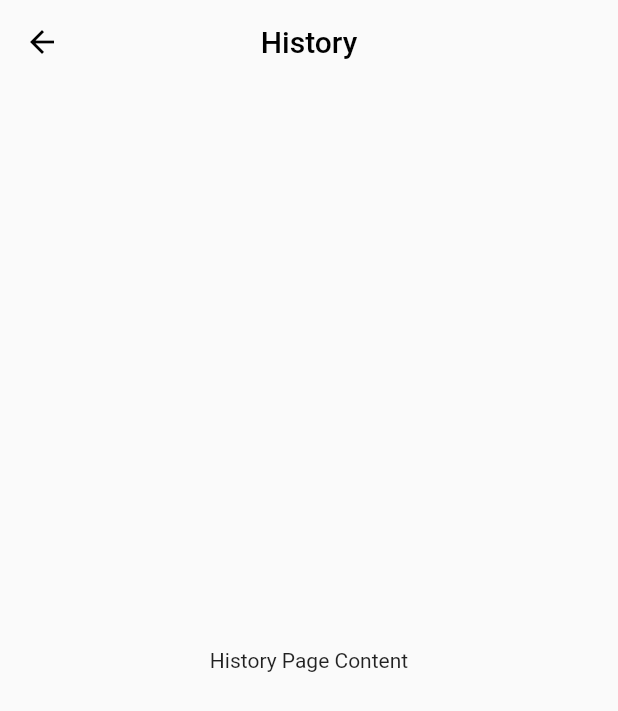
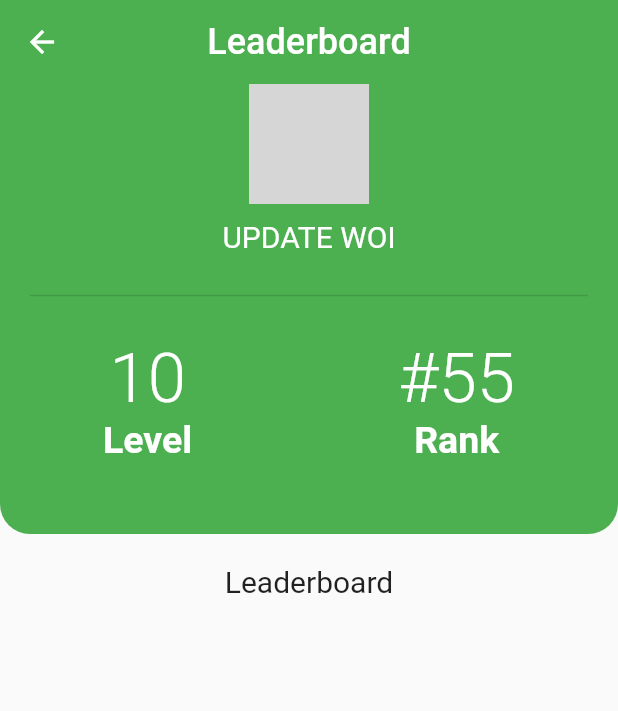
Before and after one commit to nazranyusri/Recycling-Mobile-Application, a Flutter app: the HomeScreenUser widget shown alone on an empty page, opened directly, after a tap on "test", on a phone screen of 412 x 824 dp. Shown: the top 711 px of the screen. Run offline on Flutter 3.47's test engine with Material 2 defaults, Android fonts, the light colour scheme and no system bars; our stand-ins replace cloud_firestore, firebase_auth, firebase_core; missing offline and left inert: stripe_payment; accounts and stored records are empty; statements that could not run were skipped; grey boxes are pictures that could not be loaded.

Commit message:
Major update and merging

```diff
--- a/lib/HistoryPage.dart
+++ b/lib/HistoryPage.dart
@@ -4,7 +4,6 @@ import 'package:recytrack/HomePage.dart';
 class HistoryPage extends StatelessWidget {
   @override
   Widget build(BuildContext context) {
-    print('Building HistoryPage widget');
     return Scaffold(
       appBar: AppBar(
         centerTitle: true,
@@ -20,7 +19,6 @@ class HistoryPage extends StatelessWidget {
             color: Colors.black,
           ),
           onPressed: () {
-            print('Navigating back to HomePageUser');
             Navigator.of(context).pushAndRemoveUntil(
               MaterialPageRoute(builder: (context) => HomePageUser()),
               (route) => false,
--- a/lib/HomePage.dart
+++ b/lib/HomePage.dart
@@ -9,6 +9,7 @@ import 'package:recytrack/WMSP/wmsp_inventory.dart';
 import 'package:recytrack/WMSP/wmsp_request.dart';
 import 'package:recytrack/LocationPage.dart';
 import 'package:recytrack/UserRequestPage.dart';
+import 'package:recytrack/leaderboard.dart';
 
 class RedirectPage extends StatefulWidget {
   RedirectPage({required this.userId});
@@ -251,7 +252,7 @@ class HomeScreenUser extends StatelessWidget {
                   // padding: const EdgeInsets.only(left: 5,right: 5, top: 5, bottom: 5),
                   child:
 
-                const Stack(
+                 Stack(
                     // alignment: Alignment.center,
                     fit: StackFit.expand,
                     children: [
@@ -303,7 +304,7 @@ class HomeScreenUser extends StatelessWidget {
                 onPressed: () {
                   Navigator.push(
                     context,
-                    MaterialPageRoute(builder: (context) => HistoryPage()),
+                    MaterialPageRoute(builder: (context) => LeaderboardPage()),
                   );
                 },child:
 
--- a/lib/ProfilePage.dart
+++ b/lib/ProfilePage.dart
@@ -62,8 +62,6 @@ class ProfilePage extends StatelessWidget {
 
                     final userData =
                         snapshot.data!.data() as Map<String, dynamic>;
-                    //               final fullName = userData['full_name'] as String?;
-                    // final username = userData['username'] as String?;
 
                     return Container(
                       width: 400,
--- a/lib/UserRequestPage.dart
+++ b/lib/UserRequestPage.dart
@@ -12,10 +12,16 @@ class _UserRequestPageState extends State<UserRequestPage> {
   List<Map<String, dynamic>> dataFromDatabase = [];
 
   @override
-  void initState() {
-    super.initState();
-    // fetchData();
+  Widget build(BuildContext context) {
+    // TODO: implement build
+    throw UnimplementedError();
   }
+
+  // @override
+  // void initState() {
+  //   super.initState();
+  //   fetchData();
+  // }
 
   // Future<void> fetchData() async {
   //   dbPickup db = dbPickup();
@@ -55,135 +61,135 @@ class _UserRequestPageState extends State<UserRequestPage> {
   //   );
   // }
 
-  @override
-  Widget build(BuildContext context) {
-    List<Map<String, dynamic>> pendingApprovalData = dataFromDatabase.where((data) => data['status'] == false).toList();
-    List<Map<String, dynamic>> approvedData = dataFromDatabase.where((data) => data['status'] == true).toList();
+  // @override
+  // Widget build(BuildContext context) {
+  //   List<Map<String, dynamic>> pendingApprovalData = dataFromDatabase.where((data) => data['status'] == false).toList();
+  //   List<Map<String, dynamic>> approvedData = dataFromDatabase.where((data) => data['status'] == true).toList();
 
-    return Scaffold(
-      appBar: AppBar(
-        centerTitle: true,
-        backgroundColor: Colors.transparent,
-        elevation: 0,
-        title: Text(
-          'Request Pickup',
-          style: TextStyle(color: Colors.black),
-        ),
-        leading: IconButton(
-          icon: Icon(
-            Icons.arrow_back,
-            color: Colors.black,
-          ),
-          onPressed: () {
-            Navigator.of(context).pushAndRemoveUntil(
-              MaterialPageRoute(builder: (context) => HomePageUser()),
-              (route) => false,
-            );
-          },
-        ),
-      ),
-      body: SingleChildScrollView(
-        // child: Center(
-        //   child: Column(
-        //     mainAxisAlignment: MainAxisAlignment.center,
-        //     children: [
-        //       Container(
-        //         padding: EdgeInsets.all(16),
+  //   return Scaffold(
+  //     appBar: AppBar(
+  //       centerTitle: true,
+  //       backgroundColor: Colors.transparent,
+  //       elevation: 0,
+  //       title: Text(
+  //         'Request Pickup',
+  //         style: TextStyle(color: Colors.black),
+  //       ),
+  //       leading: IconButton(
+  //         icon: Icon(
+  //           Icons.arrow_back,
+  //           color: Colors.black,
+  //         ),
+  //         onPressed: () {
+  //           Navigator.of(context).pushAndRemoveUntil(
+  //             MaterialPageRoute(builder: (context) => HomePageUser()),
+  //             (route) => false,
+  //           );
+  //         },
+  //       ),
+  //     ),
+  //     body: SingleChildScrollView(
+  //       child: Center(
   //         child: Column(
-        //           crossAxisAlignment: CrossAxisAlignment.start,
+  //           mainAxisAlignment: MainAxisAlignment.center,
   //           children: [
-        //             Text(
-        //               'Pending Approval',
-        //               style: TextStyle(fontSize: 18, fontWeight: FontWeight.bold),
-        //             ),
-        //             SizedBox(height: 8),
   //             Container(
-        //               child: pendingApprovalData.isNotEmpty
-        //                   ? Column(
-        //                       children: pendingApprovalData.map((data) {
-        //                         return Card(
-        //                           child: ListTile(
-        //                             title: Text(data['location'], style: TextStyle(fontWeight: FontWeight.bold)),
-        //                             subtitle: Column(
-        //                               crossAxisAlignment: CrossAxisAlignment.start,
-        //                               children: [
-        //                                 Text(data['date']),
-        //                                 Text(data['time']),
-        //                               ],
+  //               padding: EdgeInsets.all(16),
+  //               child: Column(
+  //                 crossAxisAlignment: CrossAxisAlignment.start,
+  //                 children: [
+  //                   Text(
+  //                     'Pending Approval',
+  //                     style: TextStyle(fontSize: 18, fontWeight: FontWeight.bold),
+  //                   ),
+  //                   SizedBox(height: 8),
+  //                   Container(
+  //                     child: pendingApprovalData.isNotEmpty
+  //       //                   ? Column(
+  //                             children: pendingApprovalData.map((data) {
+  //                               return Card(
+  //                                 child: ListTile(
+  //                                   title: Text(data['location'], style: TextStyle(fontWeight: FontWeight.bold)),
+  //                                   subtitle: Column(
+  //                                     crossAxisAlignment: CrossAxisAlignment.start,
+  //                                     children: [
+  //                                       Text(data['date']),
+  //                                       Text(data['time']),
+  //                                     ],
+  //                                   ),
+  //                                   trailing: IconButton(
+  //                                     icon: Icon(Icons.check),
+  //                                     onPressed: () {
+  //                                       showConfirmationDialog(data['id']);
+  //                                     },
+  //                                   ),
+  //                                 ),
+  //                               );
+  //                             }).toList(),
+  //                           )
+  //                         : Container(
+  //                             width: double.infinity,
+  //                             height: 80,
+  //                             padding: EdgeInsets.symmetric(horizontal: 16),
+  //                             alignment: Alignment.center,
+  //                             decoration: BoxDecoration(
+  //                               border: Border.all(color: Theme.of(context).dividerColor),
+  //                               borderRadius: BorderRadius.circular(8),
   //                             ),
-        //                             trailing: IconButton(
-        //                               icon: Icon(Icons.check),
-        //                               onPressed: () {
-        //                                 showConfirmationDialog(data['id']);
-        //                               },
+  //                             child: Text(
+  //                               'No pending approval',
+  //                               style: TextStyle(fontWeight: FontWeight.bold),
   //                             ),
   //                           ),
-        //                         );
-        //                       }).toList(),
-        //                     )
-        //                   : Container(
-        //                       width: double.infinity,
-        //                       height: 80,
-        //                       padding: EdgeInsets.symmetric(horizontal: 16),
-        //                       alignment: Alignment.center,
-        //                       decoration: BoxDecoration(
-        //                         border: Border.all(color: Theme.of(context).dividerColor),
-        //                         borderRadius: BorderRadius.circular(8),
-        //                       ),
-        //                       child: Text(
-        //                         'No pending approval',
-        //                         style: TextStyle(fontWeight: FontWeight.bold),
-        //                       ),
-        //                     ),
-        //             ),
-        //             SizedBox(height: 32),
-        //             Text(
-        //               'Approved Request',
-        //               style: TextStyle(fontSize: 18, fontWeight: FontWeight.bold),
-        //             ),
-        //             SizedBox(height: 8),
-        //             Container(
-        //               child: approvedData.isNotEmpty
-        //                   ? Column(
-        //                       children: approvedData.map((data) {
-        //                         int telno = data['telno'];
-        //                         return Card(
-        //                           child: ListTile(
-        //                             title: Text(data['location'], style: TextStyle(fontWeight: FontWeight.bold)),
-        //                             subtitle: Column(
-        //                               crossAxisAlignment: CrossAxisAlignment.start,
-        //                               children: [
-        //                                 Text(data['date']),
-        //                                 Text(data['time']),
-        //                               ],
+  //                   ),
+  //                   SizedBox(height: 32),
+  //                   Text(
+  //                     'Approved Request',
+  //                     style: TextStyle(fontSize: 18, fontWeight: FontWeight.bold),
+  //                   ),
+  //                   SizedBox(height: 8),
+  //                   Container(
+  //                     child: approvedData.isNotEmpty
+  //       //                   ? Column(
+  //                             children: approvedData.map((data) {
+  //                               int telno = data['telno'];
+  //                               return Card(
+  //                                 child: ListTile(
+  //                                   title: Text(data['location'], style: TextStyle(fontWeight: FontWeight.bold)),
+  //                                   subtitle: Column(
+  //                                     crossAxisAlignment: CrossAxisAlignment.start,
+  //                                     children: [
+  //                                       Text(data['date']),
+  //                                       Text(data['time']),
+  //                                     ],
+  //                                   ),
+  //                                   trailing: Text('0$telno'),
+  //                                 ),
+  //                               );
+  //                             }).toList(),
+  //                           )
+  //                         : Container(
+  //                             width: double.infinity,
+  //                             height: 80,
+  //                             padding: EdgeInsets.symmetric(horizontal: 16),
+  //                             alignment: Alignment.center,
+  //                             decoration: BoxDecoration(
+  //                               border: Border.all(color: Theme.of(context).dividerColor),
+  //                               borderRadius: BorderRadius.circular(8),
   //                             ),
-        //                             trailing: Text('0$telno'),
+  //                             child: Text(
+  //                               'No pending approval',
+  //                               style: TextStyle(fontWeight: FontWeight.bold),
+  //                             ),
   //                           ),
-        //                         );
-        //                       }).toList(),
-        //                     )
-        //                   : Container(
-        //                       width: double.infinity,
-        //                       height: 80,
-        //                       padding: EdgeInsets.symmetric(horizontal: 16),
-        //                       alignment: Alignment.center,
-        //                       decoration: BoxDecoration(
-        //                         border: Border.all(color: Theme.of(context).dividerColor),
-        //                         borderRadius: BorderRadius.circular(8),
-        //                       ),
-        //                       child: Text(
-        //                         'No pending approval',
-        //                         style: TextStyle(fontWeight: FontWeight.bold),
-        //                       ),
-        //                     ),
+  //                   ),
+  //                 ],
+  //               ),
   //             ),
   //           ],
   //         ),
   //       ),
-        //     ],
-        //   ),
-        // ),
-      ),
-    );
+  //     ),
+  //   );
+  // }
 }
-}
--- /dev/null
+++ b/lib/leaderboard.dart
@@ -0,0 +1,184 @@
+import 'package:flutter/material.dart';
+import 'package:cloud_firestore/cloud_firestore.dart';
+
+class LeaderboardPage extends StatefulWidget {
+  @override
+  LeaderboardPageState createState() => LeaderboardPageState();
+}
+
+class LeaderboardPageState extends State<LeaderboardPage> {
+  List<String>? usernames;
+  List<double>? points;
+
+  @override
+  void initState() {
+    super.initState();
+    fetchData();
+  }
+
+  Future<List<String>> getUsernames() async {
+    CollectionReference collectionReference =
+        FirebaseFirestore.instance.collection('recycle');
+
+    QuerySnapshot querySnapshot = await collectionReference.get();
+
+    List<String> fetchedUsernames = querySnapshot.docs
+        .map((doc) => doc.get('username').toString())
+        .toList();
+
+    return fetchedUsernames;
+  }
+
+  Future<List<double>> getPoints() async {
+    CollectionReference collectionReference =
+        FirebaseFirestore.instance.collection('recycle');
+
+    QuerySnapshot querySnapshot = await collectionReference.get();
+
+    List<double> fetchedPoints =
+        querySnapshot.docs.map((doc) => doc.get('point') as double).toList();
+
+    return fetchedPoints;
+  }
+
+  void fetchData() async {
+    List<String> fetchedUsernames = await getUsernames();
+    List<double> fetchedPoints = await getPoints();
+
+    // Create a list of MapEntry combining usernames and points
+    List<MapEntry<String, double>> data = List.generate(
+      fetchedUsernames.length,
+      (index) => MapEntry(fetchedUsernames[index], fetchedPoints[index]),
+    );
+
+    // Sort the data based on points in descending order
+    data.sort((a, b) => b.value.compareTo(a.value));
+
+    // Extract sorted usernames and points into separate lists
+    List<String> sortedUsernames = data.map((entry) => entry.key).toList();
+    List<double> sortedPoints = data.map((entry) => entry.value).toList();
+
+    setState(() {
+      usernames = sortedUsernames;
+      points = sortedPoints;
+    });
+  }
+
+  @override
+  Widget build(BuildContext context) {
+    return Scaffold(
+      appBar: AppBar(
+        title: Text(
+          "Leaderboard",
+          style: TextStyle(fontSize: 24),
+        ),
+        centerTitle: true,
+        elevation: 0.0,
+        backgroundColor: Colors.green,
+      ),
+      body: Column(
+        children: [
+          Container(
+            height: 300,
+            decoration: BoxDecoration(
+              color: Colors.green,
+              borderRadius: BorderRadius.only(
+                bottomRight: Radius.circular(20),
+                bottomLeft: Radius.circular(20),
+              ),
+            ),
+            child: Column(
+              children: [
+                CircleAvatar(
+                  backgroundImage: AssetImage('assets/images/keng.jpg'),
+                  radius: 40,
+                ),
+                SizedBox(height: 10),
+                Text(
+                  "UPDATE WOI",
+                  style: TextStyle(fontSize: 20, color: Colors.white),
+                ),
+                SizedBox(height: 20),
+                Divider(
+                  thickness: 1,
+                  indent: 20,
+                  endIndent: 20,
+                ),
+                SizedBox(height: 20),
+                Row(
+                  mainAxisAlignment: MainAxisAlignment.spaceAround,
+                  children: [
+                    Column(
+                      children: [
+                        Text(
+                          "10",
+                          style: TextStyle(
+                            fontSize: 46,
+                            fontWeight: FontWeight.w300,
+                            color: Colors.white,
+                          ),
+                        ),
+                        Text(
+                          "Level",
+                          style: TextStyle(
+                            fontSize: 25,
+                            fontWeight: FontWeight.bold,
+                            color: Colors.white,
+                          ),
+                        ),
+                      ],
+                    ),
+                    Column(
+                      children: [
+                        Text(
+                          "#55",
+                          style: TextStyle(
+                            fontSize: 46,
+                            fontWeight: FontWeight.w300,
+                            color: Colors.white,
+                          ),
+                        ),
+                        Text(
+                          "Rank",
+                          style: TextStyle(
+                            fontSize: 25,
+                            fontWeight: FontWeight.bold,
+                            color: Colors.white,
+                          ),
+                        ),
+                      ],
+                    ),
+                  ],
+                ),
+              ],
+            ),
+          ),
+          SizedBox(height: 20),
+          Text(
+            "Leaderboard",
+            style: TextStyle(fontSize: 20),
+          ),
+          Container(
+            margin: EdgeInsets.all(20),
+            child: SizedBox(
+              height: 200,
+              child: ListView.builder(
+                shrinkWrap: true,
+                itemCount: usernames?.length ?? 0,
+                itemBuilder: (context, index) {
+                  String username = usernames![index];
+                  double point = points![index];
+                  return ListTile(
+                    title: Text(username),
+                    leading: Text("#${index + 1}"),
+                    trailing: Text(point.toString()),
+                  );
+                },
+              ),
+            ),
+          ),
+        ],
+      ),
+    );
+  }
+}
--- a/pubspec.yaml
+++ b/pubspec.yaml
@@ -38,6 +38,7 @@ dependencies:
   firebase_auth: ^4.6.2
   cloud_firestore: ^4.7.1
   firebase_core: ^2.3.0
+  stripe_payment: ^1.1.4
 
 dev_dependencies:
   flutter_test:
```
Also changed, not shown: lib/SignUpPage.dart (line endings or trailing spaces), lib/loginPage.dart (line endings or trailing spaces), lib/main.dart (line endings or trailing spaces), pubspec.lock, 1 other file. Lines whose indentation alone changed are shown as unchanged.
